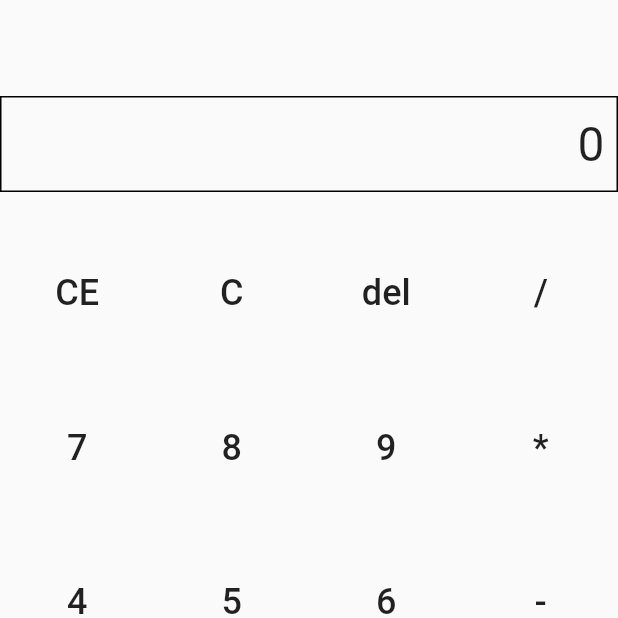
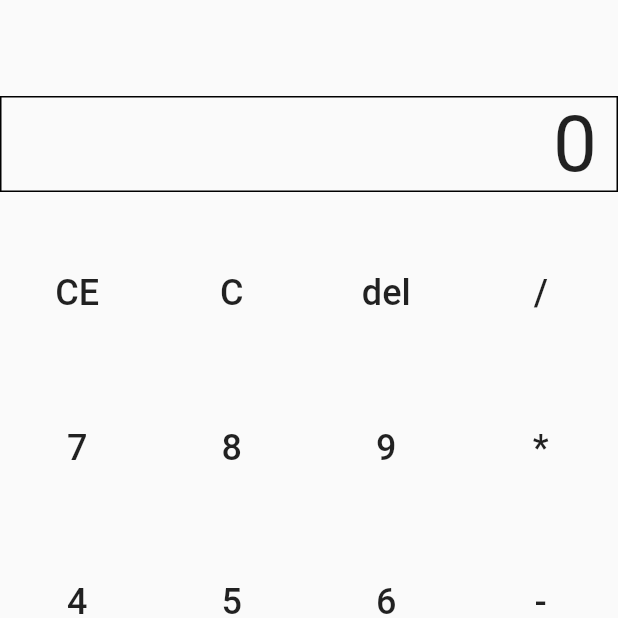
Before and after one commit to s-erfani/calculator_flutter, a Flutter app: the screen it shows after launch, on a phone screen of 412 x 824 dp, the top half of it. Run offline on Flutter 3.47's test engine with Material 2 defaults, Android fonts, the phone set to English and light mode, and no system bars.

Commit message:
fix result overflow

```diff
--- a/lib/calculator_screen.dart
+++ b/lib/calculator_screen.dart
@@ -88,6 +88,8 @@ class _CalculatorScreenState extends State<CalculatorScreen> {
               decoration: BoxDecoration(
                 border: Border.all(color: Colors.black),
               ),
+              child: FittedBox(
+                alignment: Alignment.centerRight,
                 child: Row(
                   mainAxisAlignment: MainAxisAlignment.end,
                   children: [
@@ -99,6 +101,7 @@ class _CalculatorScreenState extends State<CalculatorScreen> {
                       ),
                     ),
                   ],
+                ),
               ),
             ),
             const SizedBox(height: 16),
```
Lines whose indentation alone changed are shown as unchanged.
